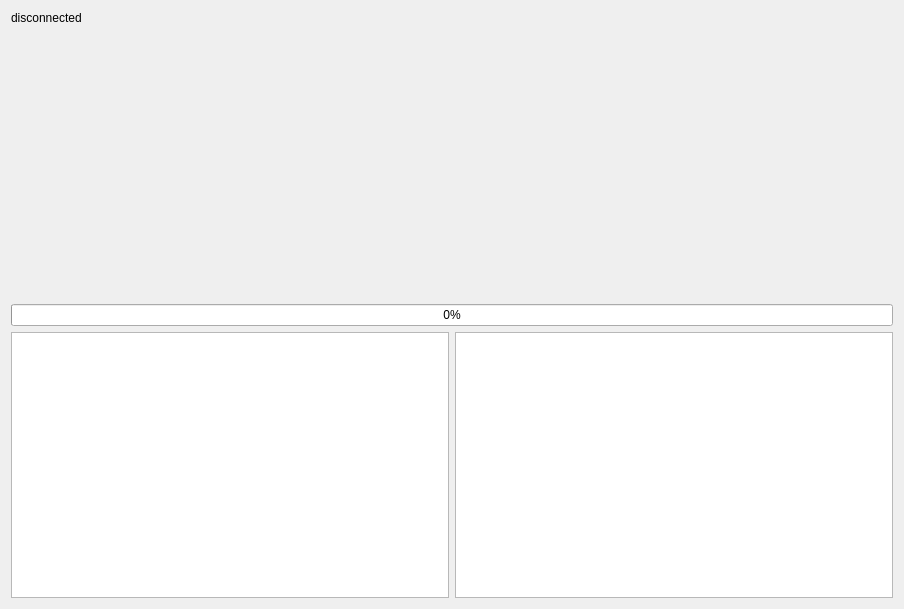
This is Tools/ResourceEditor/DataQt/MemProfWidget.ui in xaoctech/dava.engine as Qt 5 draws it before an edit. The edited form follows.
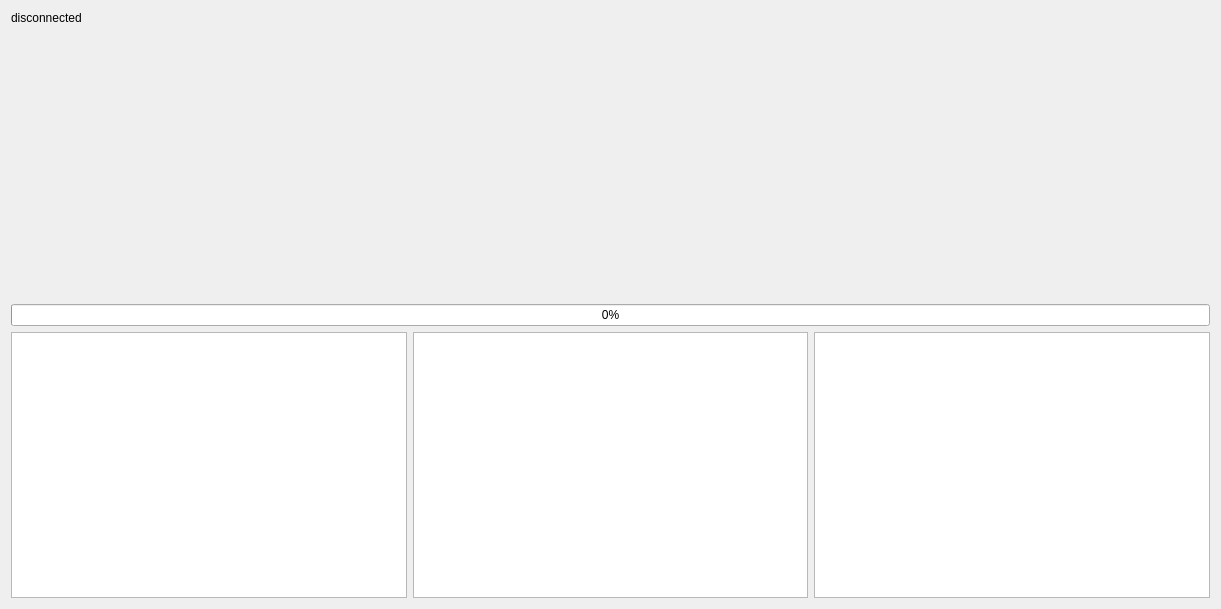
This is the edited form. Custom widgets are drawn as their Qt base class.

```diff
--- a/Tools/ResourceEditor/DataQt/MemProfWidget.ui
+++ b/Tools/ResourceEditor/DataQt/MemProfWidget.ui
@@ -6,7 +6,7 @@
    <rect>
     <x>0</x>
     <y>0</y>
-    <width>904</width>
+    <width>1221</width>
     <height>609</height>
    </rect>
   </property>
@@ -47,10 +47,31 @@
    <item>
     <layout class="QHBoxLayout" name="horzLayout">
      <item>
-      <widget class="QTableView" name="allocPoolTable"/>
+      <widget class="QTableView" name="generalStatTable">
+       <property name="sizeAdjustPolicy">
+        <enum>QAbstractScrollArea::AdjustToContents</enum>
+       </property>
+      </widget>
      </item>
      <item>
-      <widget class="QTableView" name="tagTable"/>
+      <widget class="QTableView" name="allocPoolTable">
+       <property name="sizeAdjustPolicy">
+        <enum>QAbstractScrollArea::AdjustToContents</enum>
+       </property>
+       <property name="showGrid">
+        <bool>true</bool>
+       </property>
+      </widget>
+     </item>
+     <item>
+      <widget class="QTableView" name="tagTable">
+       <property name="sizeAdjustPolicy">
+        <enum>QAbstractScrollArea::AdjustToContents</enum>
+       </property>
+       <property name="showGrid">
+        <bool>true</bool>
+       </property>
+      </widget>
      </item>
     </layout>
    </item>
```
